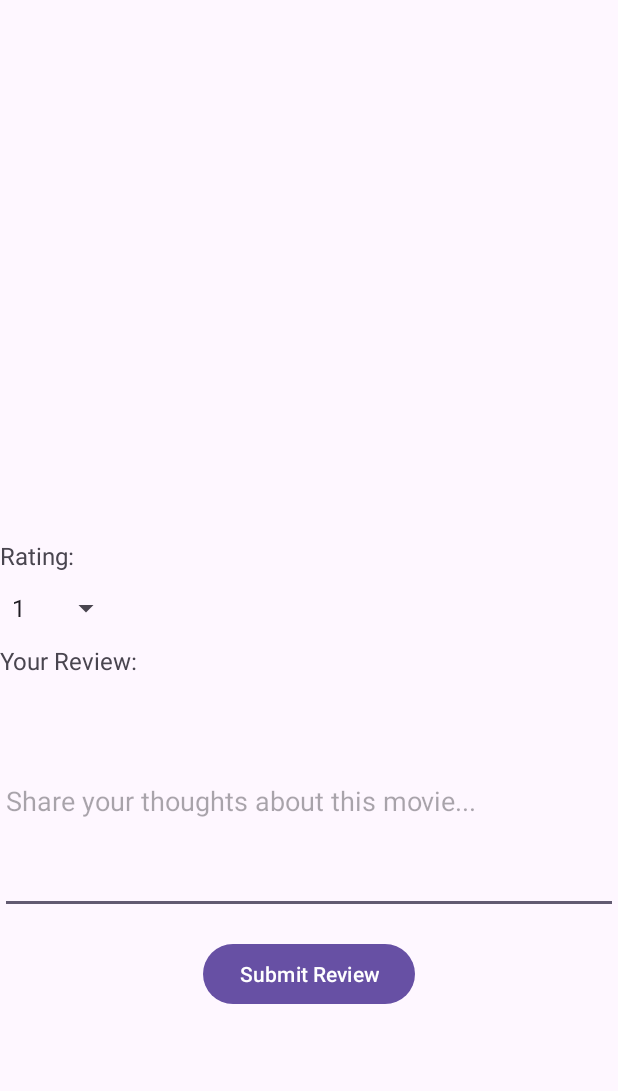
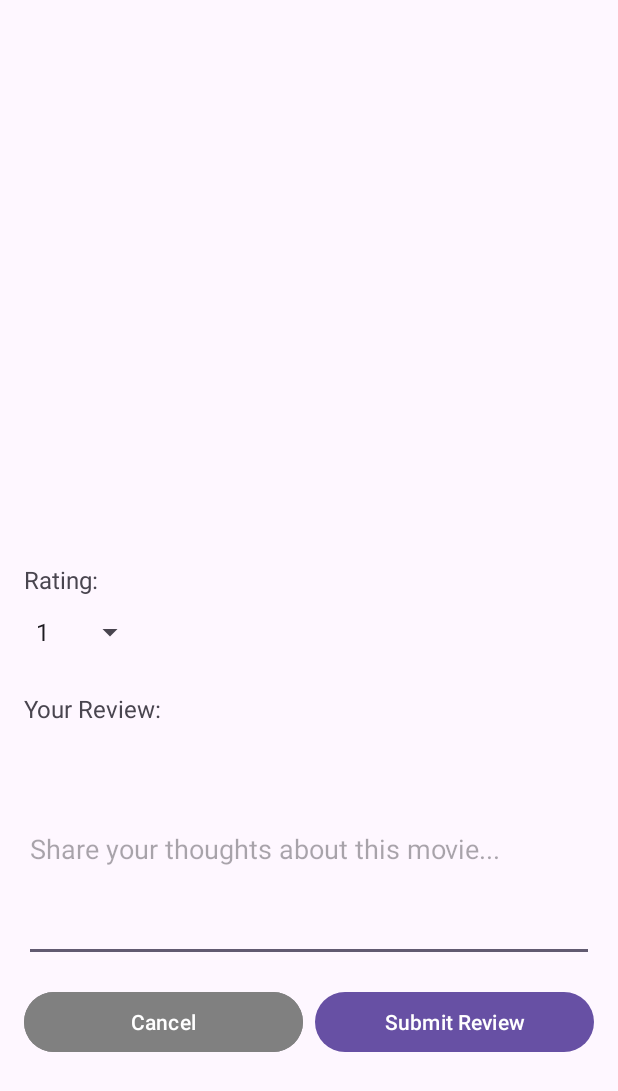
Before and after one commit to turatotoni/FilmApp, an Android app: the ReviewActivity screen opened directly, with no data from a screen before it, on a phone screen of 412 x 824 dp. Shown: the top 1091 px of the screen. Run offline under Robolectric (Android 15) with nearby library versions, the light colour scheme and no system bars; our stand-ins replace Firebase (no records; nobody signed in at launch, a user with empty details on screens opened directly); pictures from the network do not load; 1 statement that could not run was skipped.

Commit message:
Added cancel button on reviews

```diff
--- a/app/src/main/java/com/example/filmapp/ReviewActivity.kt
+++ b/app/src/main/java/com/example/filmapp/ReviewActivity.kt
@@ -23,6 +23,7 @@ class ReviewActivity : AppCompatActivity() {
     private lateinit var reviewText: EditText
     private lateinit var submitButton: Button
     private lateinit var ratingSpinner: Spinner
+    private lateinit var cancelButton: Button
 
     private val reviewRepository = ReviewRepository()
     private lateinit var currentMovie: Movie
@@ -36,11 +37,18 @@ class ReviewActivity : AppCompatActivity() {
         reviewText = findViewById(R.id.reviewText)
         submitButton = findViewById(R.id.submitButton)
         ratingSpinner = findViewById(R.id.ratingSpinner)
+        cancelButton = findViewById(R.id.cancelButton)
 
         currentMovie = intent.getParcelableExtra<Movie>("MOVIE") ?: run {
             Toast.makeText(this, "Movie data not found", Toast.LENGTH_SHORT).show()
             finish()
             return
+        }
+
+        cancelButton.setOnClickListener {
+            val intent = Intent(this, HomeActivity::class.java)
+            startActivity(intent)
+            finish()
         }
 
         // Display movie info
--- a/app/src/main/res/layout/activity_review.xml
+++ b/app/src/main/res/layout/activity_review.xml
@@ -2,8 +2,7 @@
 <RelativeLayout xmlns:android="http://schemas.android.com/apk/res/android"
     xmlns:app="http://schemas.android.com/apk/res-auto"
     android:layout_width="match_parent"
-    android:layout_height="match_parent" >
-
+    android:layout_height="match_parent">
 
     <ScrollView
         android:layout_width="match_parent"
@@ -12,7 +11,8 @@
         <LinearLayout
             android:layout_width="match_parent"
             android:layout_height="wrap_content"
-            android:orientation="vertical">
+            android:orientation="vertical"
+            android:padding="16dp">
 
             <ImageView
                 android:id="@+id/moviePoster"
@@ -35,14 +35,14 @@
                 android:layout_width="wrap_content"
                 android:layout_height="wrap_content"
                 android:text="Rating: "
-                android:textSize="16sp"
-                android:layout_gravity="center_vertical"/>
+                android:textSize="16sp" />
 
             <Spinner
                 android:id="@+id/ratingSpinner"
-                android:minHeight="48dp"
                 android:layout_width="wrap_content"
                 android:layout_height="wrap_content"
+                android:layout_marginBottom="16dp"
+                android:minHeight="48dp"
                 android:entries="@array/ratings_array"
                 android:prompt="@string/rating_prompt"/>
 
@@ -57,19 +57,32 @@
                 android:id="@+id/reviewText"
                 android:layout_width="match_parent"
                 android:layout_height="wrap_content"
+                android:layout_marginBottom="16dp"
                 android:hint="Share your thoughts about this movie..."
                 android:inputType="textMultiLine"
                 android:minHeight="150dp" />
 
-            <Button
-                android:id="@+id/submitButton"
-                android:layout_width="wrap_content"
+            <LinearLayout
+                android:layout_width="match_parent"
                 android:layout_height="wrap_content"
-                android:layout_gravity="center_horizontal"
-                android:layout_marginTop="16dp"
-                android:text="Submit Review" />
+                android:orientation="horizontal">
+
+                <Button
+                    android:id="@+id/cancelButton"
+                    android:layout_width="0dp"
+                    android:layout_height="wrap_content"
+                    android:layout_marginEnd="8dp"
+                    android:layout_weight="1"
+                    android:text="Cancel"
+                    android:backgroundTint="@color/gray"/>
+
+                <Button
+                    android:id="@+id/submitButton"
+                    android:layout_width="0dp"
+                    android:layout_height="wrap_content"
+                    android:layout_weight="1"
+                    android:text="Submit Review" />
+            </LinearLayout>
         </LinearLayout>
     </ScrollView>
-
-
 </RelativeLayout>
--- a/app/src/main/res/values/colors.xml
+++ b/app/src/main/res/values/colors.xml
@@ -5,7 +5,7 @@
     <color name="teal_200">#FF03DAC5</color>
     <color name="teal_700">#FF018786</color>
     <color name="black">#000000</color>
-
+    <color name="gray">#808080</color>
     <!-- Boje za navigaciju -->
     <color name="nav_selected">@color/purple_500</color>
     <color name="nav_unselected">#757575</color>
```
